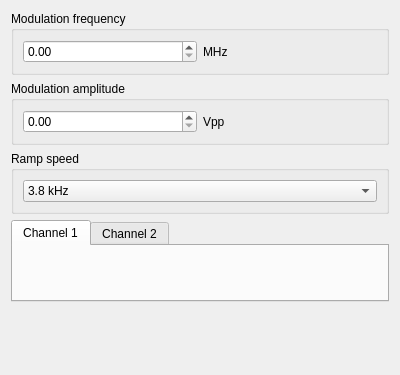
Above: linien/client/ui/modulation_ramp_panel.ui from linien-org/linien before the change. Below: the same form after it.
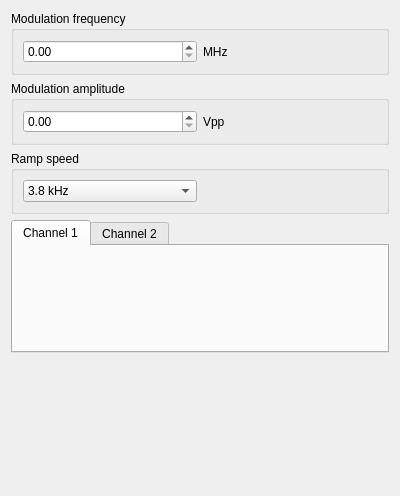
That is the form after the change. Custom widgets are drawn as their Qt base class.

Patch:
```diff
--- a/linien/client/ui/modulation_ramp_panel.ui
+++ b/linien/client/ui/modulation_ramp_panel.ui
@@ -7,7 +7,7 @@
     <x>0</x>
     <y>0</y>
     <width>400</width>
-    <height>375</height>
+    <height>496</height>
    </rect>
   </property>
   <property name="windowTitle">
@@ -84,6 +84,12 @@
        <layout class="QHBoxLayout" name="horizontalLayout_5">
         <item>
          <widget class="QComboBox" name="ramp_speed">
+          <property name="sizePolicy">
+           <sizepolicy hsizetype="Minimum" vsizetype="Fixed">
+            <horstretch>0</horstretch>
+            <verstretch>0</verstretch>
+           </sizepolicy>
+          </property>
           <item>
            <property name="text">
             <string>3.8 kHz</string>
@@ -166,6 +172,13 @@
           </item>
          </widget>
         </item>
+        <item>
+         <widget class="QLabel" name="label_2">
+          <property name="text">
+           <string/>
+          </property>
+         </widget>
+        </item>
        </layout>
       </item>
      </layout>
@@ -173,6 +186,12 @@
    </item>
    <item>
     <widget class="QTabWidget" name="spectroscopyTabs">
+     <property name="minimumSize">
+      <size>
+       <width>0</width>
+       <height>0</height>
+      </size>
+     </property>
      <property name="currentIndex">
       <number>0</number>
      </property>
@@ -182,7 +201,14 @@
       </attribute>
       <layout class="QVBoxLayout" name="verticalLayout_20">
        <item>
-        <widget class="SpectroscopyChannelAPanel" name="widget_4" native="true"/>
+        <widget class="SpectroscopyChannelAPanel" name="widget_4" native="true">
+         <property name="minimumSize">
+          <size>
+           <width>0</width>
+           <height>0</height>
+          </size>
+         </property>
+        </widget>
        </item>
       </layout>
      </widget>
@@ -219,7 +245,7 @@
      <property name="sizeHint" stdset="0">
       <size>
        <width>20</width>
-       <height>40</height>
+       <height>0</height>
       </size>
      </property>
     </spacer>
```
Left out of the diff: 2 changed lines with no effect on the pictures.
